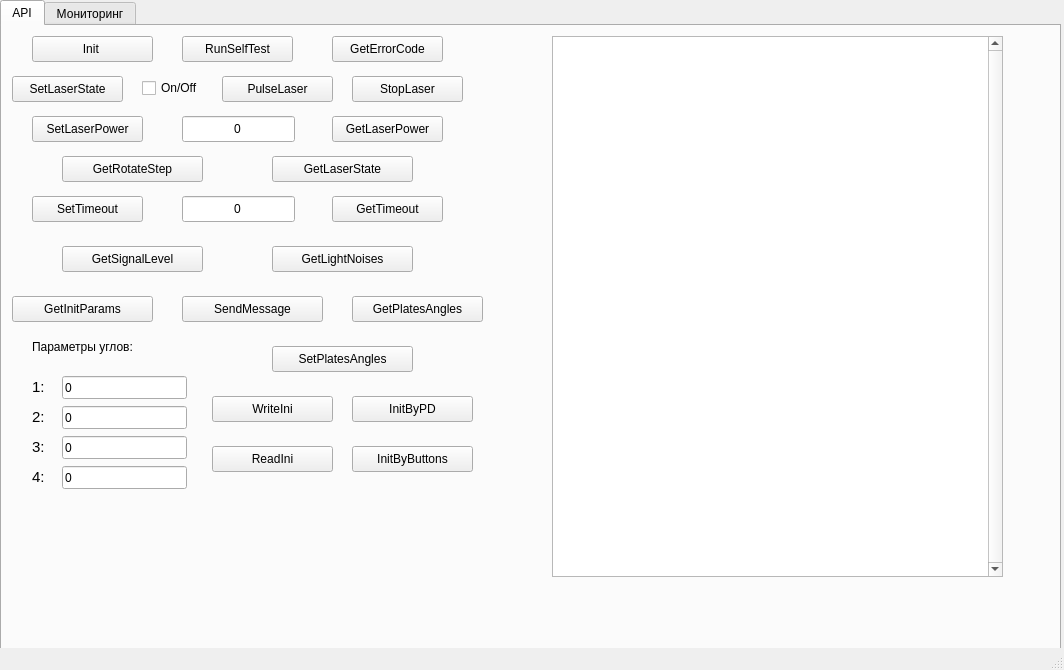
First picture: the form in mainwindow.ui, repository LukArty/QKD_techPO, before the edit.
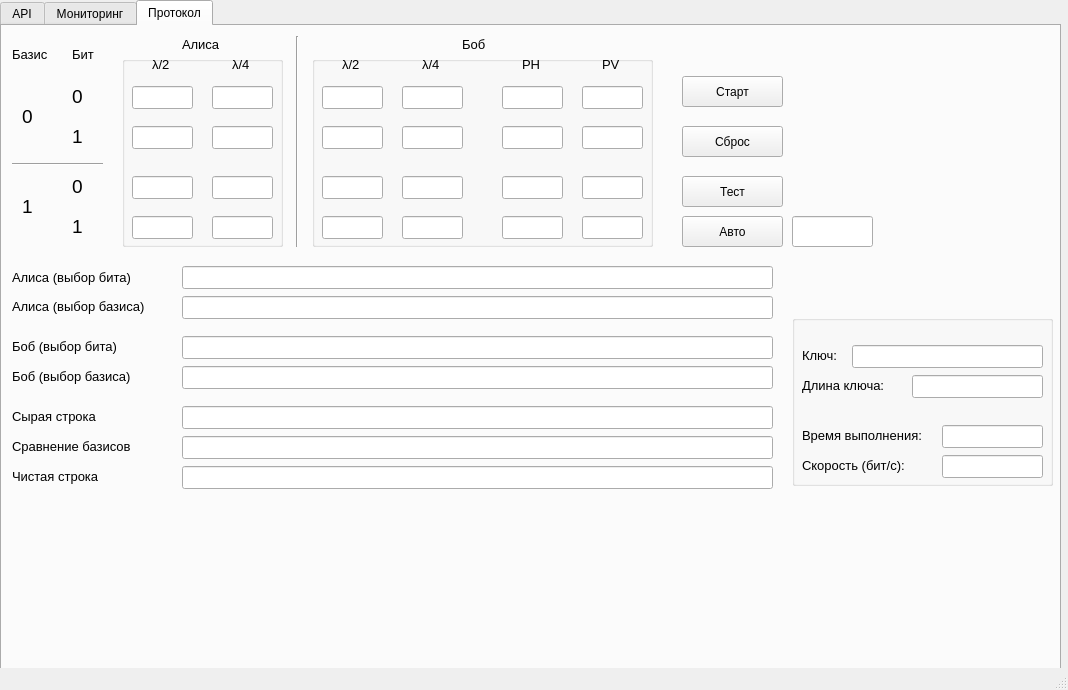
Second picture: the form after the edit. Icons and pictures are not drawn. Custom widgets are drawn as their Qt base class.

Diff of the .ui file:
```diff
--- a/mainwindow.ui
+++ b/mainwindow.ui
@@ -9,8 +9,8 @@
    <rect>
     <x>0</x>
     <y>0</y>
-    <width>1064</width>
-    <height>670</height>
+    <width>1068</width>
+    <height>690</height>
    </rect>
   </property>
   <property name="maximumSize">
@@ -36,7 +36,7 @@
      </rect>
     </property>
     <property name="currentIndex">
-     <number>0</number>
+     <number>2</number>
     </property>
     <widget class="QWidget" name="tab">
      <attribute name="title">
@@ -48,10 +48,10 @@
       </property>
       <property name="geometry">
        <rect>
-        <x>550</x>
+        <x>570</x>
         <y>10</y>
         <width>451</width>
-        <height>541</height>
+        <height>591</height>
        </rect>
       </property>
       <property name="sizePolicy">
@@ -928,10 +928,964 @@
      <widget class="QLabel" name="label_10">
       <property name="geometry">
        <rect>
-        <x>970</x>
+        <x>10</x>
+        <y>100</y>
+        <width>301</width>
+        <height>26</height>
+       </rect>
+      </property>
+      <property name="text">
+       <string>Повернуть платины на указанные углы</string>
+      </property>
+     </widget>
+    </widget>
+    <widget class="QWidget" name="tab_3">
+     <attribute name="title">
+      <string>Протокол</string>
+     </attribute>
+     <widget class="QGroupBox" name="groupBox_3">
+      <property name="geometry">
+       <rect>
+        <x>120</x>
+        <y>30</y>
+        <width>161</width>
+        <height>191</height>
+       </rect>
+      </property>
+      <property name="font">
+       <font>
+        <pointsize>10</pointsize>
+       </font>
+      </property>
+      <property name="title">
+       <string/>
+      </property>
+      <widget class="QLineEdit" name="aHalf_00">
+       <property name="geometry">
+        <rect>
+         <x>10</x>
+         <y>30</y>
+         <width>61</width>
+         <height>23</height>
+        </rect>
+       </property>
+      </widget>
+      <widget class="QLineEdit" name="aHalf_01">
+       <property name="geometry">
+        <rect>
+         <x>10</x>
+         <y>70</y>
+         <width>61</width>
+         <height>23</height>
+        </rect>
+       </property>
+      </widget>
+      <widget class="QLineEdit" name="aHalf_10">
+       <property name="geometry">
+        <rect>
+         <x>10</x>
+         <y>120</y>
+         <width>61</width>
+         <height>23</height>
+        </rect>
+       </property>
+      </widget>
+      <widget class="QLineEdit" name="aHalf_11">
+       <property name="geometry">
+        <rect>
+         <x>10</x>
+         <y>160</y>
+         <width>61</width>
+         <height>23</height>
+        </rect>
+       </property>
+      </widget>
+      <widget class="QLineEdit" name="aQuart_00">
+       <property name="geometry">
+        <rect>
+         <x>90</x>
+         <y>30</y>
+         <width>61</width>
+         <height>23</height>
+        </rect>
+       </property>
+      </widget>
+      <widget class="QLineEdit" name="aQuart_01">
+       <property name="geometry">
+        <rect>
+         <x>90</x>
+         <y>70</y>
+         <width>61</width>
+         <height>23</height>
+        </rect>
+       </property>
+      </widget>
+      <widget class="QLineEdit" name="aQuart_10">
+       <property name="geometry">
+        <rect>
+         <x>90</x>
+         <y>120</y>
+         <width>61</width>
+         <height>23</height>
+        </rect>
+       </property>
+      </widget>
+      <widget class="QLineEdit" name="aQuart_11">
+       <property name="geometry">
+        <rect>
+         <x>90</x>
+         <y>160</y>
+         <width>61</width>
+         <height>23</height>
+        </rect>
+       </property>
+      </widget>
+      <widget class="QLabel" name="label_46">
+       <property name="geometry">
+        <rect>
+         <x>30</x>
+         <y>0</y>
+         <width>21</width>
+         <height>16</height>
+        </rect>
+       </property>
+       <property name="text">
+        <string>λ/2</string>
+       </property>
+      </widget>
+      <widget class="QLabel" name="label_47">
+       <property name="geometry">
+        <rect>
+         <x>110</x>
+         <y>0</y>
+         <width>21</width>
+         <height>16</height>
+        </rect>
+       </property>
+       <property name="text">
+        <string>λ/4</string>
+       </property>
+      </widget>
+     </widget>
+     <widget class="QLabel" name="label_15">
+      <property name="geometry">
+       <rect>
+        <x>10</x>
+        <y>20</y>
+        <width>41</width>
+        <height>16</height>
+       </rect>
+      </property>
+      <property name="font">
+       <font>
+        <pointsize>10</pointsize>
+       </font>
+      </property>
+      <property name="text">
+       <string>Базис</string>
+      </property>
+     </widget>
+     <widget class="QLabel" name="label_16">
+      <property name="geometry">
+       <rect>
+        <x>70</x>
+        <y>20</y>
+        <width>31</width>
+        <height>16</height>
+       </rect>
+      </property>
+      <property name="font">
+       <font>
+        <pointsize>10</pointsize>
+       </font>
+      </property>
+      <property name="layoutDirection">
+       <enum>Qt::LeftToRight</enum>
+      </property>
+      <property name="text">
+       <string>Бит</string>
+      </property>
+     </widget>
+     <widget class="Line" name="line">
+      <property name="geometry">
+       <rect>
+        <x>10</x>
         <y>130</y>
+        <width>91</width>
+        <height>16</height>
+       </rect>
+      </property>
+      <property name="orientation">
+       <enum>Qt::Horizontal</enum>
+      </property>
+     </widget>
+     <widget class="QLabel" name="label_17">
+      <property name="geometry">
+       <rect>
+        <x>20</x>
+        <y>80</y>
+        <width>16</width>
+        <height>21</height>
+       </rect>
+      </property>
+      <property name="font">
+       <font>
+        <pointsize>14</pointsize>
+       </font>
+      </property>
+      <property name="text">
+       <string>0</string>
+      </property>
+     </widget>
+     <widget class="QLabel" name="label_18">
+      <property name="geometry">
+       <rect>
+        <x>70</x>
+        <y>60</y>
+        <width>16</width>
+        <height>21</height>
+       </rect>
+      </property>
+      <property name="font">
+       <font>
+        <pointsize>14</pointsize>
+       </font>
+      </property>
+      <property name="text">
+       <string>0</string>
+      </property>
+     </widget>
+     <widget class="QLabel" name="label_19">
+      <property name="geometry">
+       <rect>
+        <x>70</x>
+        <y>100</y>
+        <width>16</width>
+        <height>21</height>
+       </rect>
+      </property>
+      <property name="font">
+       <font>
+        <pointsize>14</pointsize>
+       </font>
+      </property>
+      <property name="text">
+       <string>1</string>
+      </property>
+     </widget>
+     <widget class="QLabel" name="label_20">
+      <property name="geometry">
+       <rect>
+        <x>70</x>
+        <y>150</y>
+        <width>16</width>
+        <height>21</height>
+       </rect>
+      </property>
+      <property name="font">
+       <font>
+        <pointsize>14</pointsize>
+       </font>
+      </property>
+      <property name="text">
+       <string>0</string>
+      </property>
+     </widget>
+     <widget class="QLabel" name="label_21">
+      <property name="geometry">
+       <rect>
+        <x>70</x>
+        <y>190</y>
+        <width>16</width>
+        <height>21</height>
+       </rect>
+      </property>
+      <property name="font">
+       <font>
+        <pointsize>14</pointsize>
+       </font>
+      </property>
+      <property name="text">
+       <string>1</string>
+      </property>
+     </widget>
+     <widget class="QLabel" name="label_22">
+      <property name="geometry">
+       <rect>
+        <x>20</x>
+        <y>170</y>
+        <width>16</width>
+        <height>21</height>
+       </rect>
+      </property>
+      <property name="font">
+       <font>
+        <pointsize>14</pointsize>
+       </font>
+      </property>
+      <property name="text">
+       <string>1</string>
+      </property>
+     </widget>
+     <widget class="QGroupBox" name="groupBox_7">
+      <property name="geometry">
+       <rect>
+        <x>310</x>
+        <y>30</y>
+        <width>341</width>
+        <height>191</height>
+       </rect>
+      </property>
+      <property name="font">
+       <font>
+        <pointsize>10</pointsize>
+       </font>
+      </property>
+      <property name="title">
+       <string/>
+      </property>
+      <widget class="QLineEdit" name="bHalf_00">
+       <property name="geometry">
+        <rect>
+         <x>10</x>
+         <y>30</y>
+         <width>61</width>
+         <height>23</height>
+        </rect>
+       </property>
+      </widget>
+      <widget class="QLineEdit" name="bHalf_01">
+       <property name="geometry">
+        <rect>
+         <x>10</x>
+         <y>70</y>
+         <width>61</width>
+         <height>23</height>
+        </rect>
+       </property>
+      </widget>
+      <widget class="QLineEdit" name="bHalf_10">
+       <property name="geometry">
+        <rect>
+         <x>10</x>
+         <y>120</y>
+         <width>61</width>
+         <height>23</height>
+        </rect>
+       </property>
+      </widget>
+      <widget class="QLineEdit" name="bHalf_11">
+       <property name="geometry">
+        <rect>
+         <x>10</x>
+         <y>160</y>
+         <width>61</width>
+         <height>23</height>
+        </rect>
+       </property>
+      </widget>
+      <widget class="QLineEdit" name="bQuart_00">
+       <property name="geometry">
+        <rect>
+         <x>90</x>
+         <y>30</y>
+         <width>61</width>
+         <height>23</height>
+        </rect>
+       </property>
+      </widget>
+      <widget class="QLineEdit" name="bQuart_01">
+       <property name="geometry">
+        <rect>
+         <x>90</x>
+         <y>70</y>
+         <width>61</width>
+         <height>23</height>
+        </rect>
+       </property>
+      </widget>
+      <widget class="QLineEdit" name="bQuart_10">
+       <property name="geometry">
+        <rect>
+         <x>90</x>
+         <y>120</y>
+         <width>61</width>
+         <height>23</height>
+        </rect>
+       </property>
+      </widget>
+      <widget class="QLineEdit" name="bQuart_11">
+       <property name="geometry">
+        <rect>
+         <x>90</x>
+         <y>160</y>
+         <width>61</width>
+         <height>23</height>
+        </rect>
+       </property>
+      </widget>
+      <widget class="QLabel" name="label_45">
+       <property name="geometry">
+        <rect>
+         <x>30</x>
+         <y>0</y>
+         <width>21</width>
+         <height>16</height>
+        </rect>
+       </property>
+       <property name="text">
+        <string>λ/2</string>
+       </property>
+      </widget>
+      <widget class="QLabel" name="label_48">
+       <property name="geometry">
+        <rect>
+         <x>110</x>
+         <y>0</y>
+         <width>21</width>
+         <height>16</height>
+        </rect>
+       </property>
+       <property name="text">
+        <string>λ/4</string>
+       </property>
+      </widget>
+      <widget class="QLineEdit" name="PH_00">
+       <property name="geometry">
+        <rect>
+         <x>190</x>
+         <y>30</y>
+         <width>61</width>
+         <height>23</height>
+        </rect>
+       </property>
+      </widget>
+      <widget class="QLineEdit" name="PV_00">
+       <property name="geometry">
+        <rect>
+         <x>270</x>
+         <y>30</y>
+         <width>61</width>
+         <height>23</height>
+        </rect>
+       </property>
+      </widget>
+      <widget class="QLineEdit" name="PH_01">
+       <property name="geometry">
+        <rect>
+         <x>190</x>
+         <y>70</y>
+         <width>61</width>
+         <height>23</height>
+        </rect>
+       </property>
+      </widget>
+      <widget class="QLineEdit" name="PV_01">
+       <property name="geometry">
+        <rect>
+         <x>270</x>
+         <y>70</y>
+         <width>61</width>
+         <height>23</height>
+        </rect>
+       </property>
+      </widget>
+      <widget class="QLineEdit" name="PH_10">
+       <property name="geometry">
+        <rect>
+         <x>190</x>
+         <y>120</y>
+         <width>61</width>
+         <height>23</height>
+        </rect>
+       </property>
+      </widget>
+      <widget class="QLineEdit" name="PH_11">
+       <property name="geometry">
+        <rect>
+         <x>190</x>
+         <y>160</y>
+         <width>61</width>
+         <height>23</height>
+        </rect>
+       </property>
+      </widget>
+      <widget class="QLineEdit" name="PV_10">
+       <property name="geometry">
+        <rect>
+         <x>270</x>
+         <y>120</y>
+         <width>61</width>
+         <height>23</height>
+        </rect>
+       </property>
+      </widget>
+      <widget class="QLineEdit" name="PV_11">
+       <property name="geometry">
+        <rect>
+         <x>270</x>
+         <y>160</y>
+         <width>61</width>
+         <height>23</height>
+        </rect>
+       </property>
+      </widget>
+      <widget class="QLabel" name="label_51">
+       <property name="geometry">
+        <rect>
+         <x>290</x>
+         <y>0</y>
+         <width>21</width>
+         <height>16</height>
+        </rect>
+       </property>
+       <property name="text">
+        <string>PV</string>
+       </property>
+      </widget>
+      <widget class="QLabel" name="label_52">
+       <property name="geometry">
+        <rect>
+         <x>210</x>
+         <y>0</y>
+         <width>21</width>
+         <height>16</height>
+        </rect>
+       </property>
+       <property name="text">
+        <string>PH</string>
+       </property>
+      </widget>
+     </widget>
+     <widget class="Line" name="line_3">
+      <property name="geometry">
+       <rect>
+        <x>280</x>
+        <y>10</y>
+        <width>31</width>
+        <height>211</height>
+       </rect>
+      </property>
+      <property name="orientation">
+       <enum>Qt::Vertical</enum>
+      </property>
+     </widget>
+     <widget class="QLabel" name="label_49">
+      <property name="geometry">
+       <rect>
+        <x>180</x>
+        <y>10</y>
+        <width>41</width>
+        <height>16</height>
+       </rect>
+      </property>
+      <property name="font">
+       <font>
+        <pointsize>10</pointsize>
+       </font>
+      </property>
+      <property name="text">
+       <string>Алиса</string>
+      </property>
+     </widget>
+     <widget class="QLabel" name="label_50">
+      <property name="geometry">
+       <rect>
+        <x>460</x>
+        <y>10</y>
+        <width>31</width>
+        <height>16</height>
+       </rect>
+      </property>
+      <property name="font">
+       <font>
+        <pointsize>10</pointsize>
+       </font>
+      </property>
+      <property name="text">
+       <string>Боб</string>
+      </property>
+     </widget>
+     <widget class="QPushButton" name="Start_protocol">
+      <property name="geometry">
+       <rect>
+        <x>680</x>
+        <y>50</y>
+        <width>101</width>
+        <height>31</height>
+       </rect>
+      </property>
+      <property name="text">
+       <string>Старт</string>
+      </property>
+     </widget>
+     <widget class="QPushButton" name="Delete">
+      <property name="geometry">
+       <rect>
+        <x>680</x>
+        <y>100</y>
+        <width>101</width>
+        <height>31</height>
+       </rect>
+      </property>
+      <property name="text">
+       <string>Сброс</string>
+      </property>
+     </widget>
+     <widget class="QLineEdit" name="AliceBit">
+      <property name="geometry">
+       <rect>
+        <x>180</x>
+        <y>240</y>
+        <width>591</width>
+        <height>23</height>
+       </rect>
+      </property>
+     </widget>
+     <widget class="QLabel" name="label_53">
+      <property name="geometry">
+       <rect>
+        <x>10</x>
+        <y>241</y>
+        <width>141</width>
+        <height>20</height>
+       </rect>
+      </property>
+      <property name="font">
+       <font>
+        <pointsize>10</pointsize>
+       </font>
+      </property>
+      <property name="text">
+       <string>Алиса (выбор бита)</string>
+      </property>
+     </widget>
+     <widget class="QLabel" name="label_54">
+      <property name="geometry">
+       <rect>
+        <x>10</x>
+        <y>270</y>
+        <width>151</width>
+        <height>20</height>
+       </rect>
+      </property>
+      <property name="font">
+       <font>
+        <pointsize>10</pointsize>
+       </font>
+      </property>
+      <property name="text">
+       <string>Алиса (выбор базиса)</string>
+      </property>
+     </widget>
+     <widget class="QLabel" name="label_55">
+      <property name="geometry">
+       <rect>
+        <x>10</x>
+        <y>310</y>
+        <width>141</width>
+        <height>20</height>
+       </rect>
+      </property>
+      <property name="font">
+       <font>
+        <pointsize>10</pointsize>
+       </font>
+      </property>
+      <property name="text">
+       <string>Боб (выбор бита)</string>
+      </property>
+     </widget>
+     <widget class="QLabel" name="label_56">
+      <property name="geometry">
+       <rect>
+        <x>10</x>
+        <y>340</y>
+        <width>141</width>
+        <height>20</height>
+       </rect>
+      </property>
+      <property name="font">
+       <font>
+        <pointsize>10</pointsize>
+       </font>
+      </property>
+      <property name="text">
+       <string>Боб (выбор базиса)</string>
+      </property>
+     </widget>
+     <widget class="QLineEdit" name="AliceBasis">
+      <property name="geometry">
+       <rect>
+        <x>180</x>
+        <y>270</y>
+        <width>591</width>
+        <height>23</height>
+       </rect>
+      </property>
+     </widget>
+     <widget class="QLineEdit" name="BobBit">
+      <property name="geometry">
+       <rect>
+        <x>180</x>
+        <y>310</y>
+        <width>591</width>
+        <height>23</height>
+       </rect>
+      </property>
+     </widget>
+     <widget class="QLineEdit" name="BobBasis">
+      <property name="geometry">
+       <rect>
+        <x>180</x>
+        <y>340</y>
+        <width>591</width>
+        <height>23</height>
+       </rect>
+      </property>
+     </widget>
+     <widget class="QLineEdit" name="RawLine">
+      <property name="geometry">
+       <rect>
+        <x>180</x>
+        <y>380</y>
+        <width>591</width>
+        <height>23</height>
+       </rect>
+      </property>
+     </widget>
+     <widget class="QLabel" name="label_59">
+      <property name="geometry">
+       <rect>
+        <x>10</x>
+        <y>380</y>
+        <width>141</width>
+        <height>20</height>
+       </rect>
+      </property>
+      <property name="font">
+       <font>
+        <pointsize>10</pointsize>
+       </font>
+      </property>
+      <property name="text">
+       <string>Сырая строка</string>
+      </property>
+     </widget>
+     <widget class="QPushButton" name="Auto_Filing">
+      <property name="geometry">
+       <rect>
+        <x>680</x>
+        <y>190</y>
+        <width>101</width>
+        <height>31</height>
+       </rect>
+      </property>
+      <property name="text">
+       <string>Авто</string>
+      </property>
+     </widget>
+     <widget class="QLabel" name="label_60">
+      <property name="geometry">
+       <rect>
+        <x>10</x>
+        <y>410</y>
+        <width>141</width>
+        <height>20</height>
+       </rect>
+      </property>
+      <property name="font">
+       <font>
+        <pointsize>10</pointsize>
+       </font>
+      </property>
+      <property name="text">
+       <string>Сравнение базисов</string>
+      </property>
+     </widget>
+     <widget class="QLineEdit" name="Comparison">
+      <property name="geometry">
+       <rect>
+        <x>180</x>
+        <y>410</y>
+        <width>591</width>
+        <height>23</height>
+       </rect>
+      </property>
+     </widget>
+     <widget class="QLineEdit" name="BlankLine">
+      <property name="geometry">
+       <rect>
+        <x>180</x>
+        <y>440</y>
+        <width>591</width>
+        <height>23</height>
+       </rect>
+      </property>
+     </widget>
+     <widget class="QLabel" name="label_61">
+      <property name="geometry">
+       <rect>
+        <x>10</x>
+        <y>440</y>
+        <width>141</width>
+        <height>20</height>
+       </rect>
+      </property>
+      <property name="font">
+       <font>
+        <pointsize>10</pointsize>
+       </font>
+      </property>
+      <property name="text">
+       <string>Чистая строка</string>
+      </property>
+     </widget>
+     <widget class="QGroupBox" name="groupBox_8">
+      <property name="geometry">
+       <rect>
+        <x>790</x>
+        <y>289</y>
+        <width>261</width>
+        <height>171</height>
+       </rect>
+      </property>
+      <property name="title">
+       <string/>
+      </property>
+      <widget class="QLineEdit" name="key">
+       <property name="geometry">
+        <rect>
+         <x>60</x>
+         <y>30</y>
+         <width>191</width>
+         <height>23</height>
+        </rect>
+       </property>
+      </widget>
+      <widget class="QLabel" name="label_62">
+       <property name="geometry">
+        <rect>
+         <x>10</x>
+         <y>30</y>
+         <width>41</width>
+         <height>20</height>
+        </rect>
+       </property>
+       <property name="font">
+        <font>
+         <pointsize>10</pointsize>
+        </font>
+       </property>
+       <property name="text">
+        <string>Ключ:</string>
+       </property>
+      </widget>
+      <widget class="QLineEdit" name="Time">
+       <property name="geometry">
+        <rect>
+         <x>150</x>
+         <y>110</y>
+         <width>101</width>
+         <height>23</height>
+        </rect>
+       </property>
+      </widget>
+      <widget class="QLabel" name="label_64">
+       <property name="geometry">
+        <rect>
+         <x>10</x>
+         <y>110</y>
+         <width>141</width>
+         <height>20</height>
+        </rect>
+       </property>
+       <property name="font">
+        <font>
+         <pointsize>10</pointsize>
+        </font>
+       </property>
+       <property name="text">
+        <string>Время выполнения:</string>
+       </property>
+      </widget>
+      <widget class="QLabel" name="label_65">
+       <property name="geometry">
+        <rect>
+         <x>10</x>
+         <y>140</y>
+         <width>141</width>
+         <height>20</height>
+        </rect>
+       </property>
+       <property name="font">
+        <font>
+         <pointsize>10</pointsize>
+        </font>
+       </property>
+       <property name="text">
+        <string>Скорость (бит/с):</string>
+       </property>
+      </widget>
+      <widget class="QLineEdit" name="Speed">
+       <property name="geometry">
+        <rect>
+         <x>150</x>
+         <y>140</y>
+         <width>101</width>
+         <height>23</height>
+        </rect>
+       </property>
+      </widget>
+      <widget class="QLabel" name="label_66">
+       <property name="geometry">
+        <rect>
+         <x>10</x>
+         <y>60</y>
+         <width>101</width>
+         <height>20</height>
+        </rect>
+       </property>
+       <property name="font">
+        <font>
+         <pointsize>10</pointsize>
+        </font>
+       </property>
+       <property name="text">
+        <string>Длина ключа:</string>
+       </property>
+      </widget>
+      <widget class="QLineEdit" name="LengthKey">
+       <property name="geometry">
+        <rect>
+         <x>120</x>
+         <y>60</y>
+         <width>131</width>
+         <height>23</height>
+        </rect>
+       </property>
+      </widget>
+     </widget>
+     <widget class="QPushButton" name="TestLine">
+      <property name="geometry">
+       <rect>
+        <x>680</x>
+        <y>150</y>
+        <width>101</width>
+        <height>31</height>
+       </rect>
+      </property>
+      <property name="text">
+       <string>Тест</string>
+      </property>
+     </widget>
+     <widget class="QLineEdit" name="AutoLine">
+      <property name="geometry">
+       <rect>
+        <x>790</x>
+        <y>190</y>
         <width>81</width>
-        <height>41</height>
+        <height>31</height>
        </rect>
       </property>
       <property name="text">
```
Left out of the diff: 201 changed lines with no effect on the pictures.
